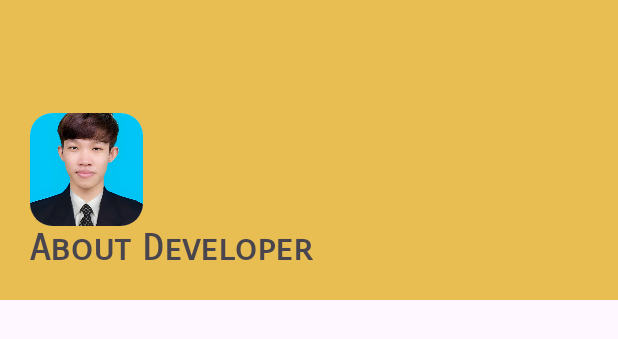
After one commit to KunvengAnn/android_java_Alarm_clock_webview, an Android app: the layout header.xml on its own in the app's theme, with its tools: preview values and no code run, on a phone screen of 412 x 824 dp. The commit adds this screen. Shown: the top 339 px of the screen. Run offline under Robolectric (Android 15) with nearby library versions, the phone set to English and light mode, and no system bars.

Commit message:
secode update

```diff
--- /dev/null
+++ b/app/src/main/res/drawable/about_me.xml
@@ -0,0 +1,5 @@
+<vector android:height="24dp" android:tint="#000000"
+    android:viewportHeight="24" android:viewportWidth="24"
+    android:width="24dp" xmlns:android="http://schemas.android.com/apk/res/android">
+    <path android:fillColor="@android:color/white" android:pathData="M12,2c-4.97,0 -9,4.03 -9,9 0,4.17 2.84,7.67 6.69,8.69L12,22l2.31,-2.31C18.16,18.67 21,15.17 21,11c0,-4.97 -4.03,-9 -9,-9zM12,4c1.66,0 3,1.34 3,3s-1.34,3 -3,3 -3,-1.34 -3,-3 1.34,-3 3,-3zM12,18.3c-2.5,0 -4.71,-1.28 -6,-3.22 0.03,-1.99 4,-3.08 6,-3.08 1.99,0 5.97,1.09 6,3.08 -1.29,1.94 -3.5,3.22 -6,3.22z"/>
+</vector>
--- /dev/null
+++ b/app/src/main/res/drawable/home_icon.xml
@@ -0,0 +1,5 @@
+<vector android:height="24dp" android:tint="#000000"
+    android:viewportHeight="24" android:viewportWidth="24"
+    android:width="24dp" xmlns:android="http://schemas.android.com/apk/res/android">
+    <path android:fillColor="@android:color/white" android:pathData="M10,20v-6h4v6h5v-8h3L12,3 2,12h3v8z"/>
+</vector>
--- /dev/null
+++ b/app/src/main/res/layout/header.xml
@@ -0,0 +1,32 @@
+<?xml version="1.0" encoding="utf-8"?>
+<LinearLayout xmlns:android="http://schemas.android.com/apk/res/android"
+    android:layout_width="match_parent"
+    android:layout_height="200dp"
+    xmlns:app="http://schemas.android.com/apk/res-auto"
+    android:orientation="vertical"
+    android:background="#E8BD51"
+    android:gravity="bottom"
+    android:padding="20dp">
+
+    <androidx.cardview.widget.CardView
+        android:layout_width="75dp"
+        android:layout_height="75dp"
+        app:cardCornerRadius="15dp"
+        app:cardElevation="0dp">
+
+        <ImageView
+            android:layout_width="match_parent"
+            android:layout_height="match_parent"
+            android:src="@drawable/ann"
+            android:scaleType="centerCrop" />
+    </androidx.cardview.widget.CardView>
+
+    <TextView
+        android:layout_width="wrap_content"
+        android:layout_height="wrap_content"
+        android:fontFamily="sans-serif-smallcaps"
+        android:text="About Developer"
+        android:textSize="24sp"
+        android:textStyle="bold" />
+
+</LinearLayout>
--- a/app/src/main/res/values/strings.xml
+++ b/app/src/main/res/values/strings.xml
@@ -1,3 +1,7 @@
 <resources>
-    <string name="app_name">clock_alarm_webview_app</string>
+    <string name="app_name">clock alarm</string>
+
+    <string name="navigation_drawer_open">Open navigation drawer</string>
+    <string name="navigation_drawer_close">Close navigation drawer</string>
+
 </resources>
```
Also changed, not shown: app/src/main/java/com/example/clock_alarm_webview_app/MainActivity.java (+62 -49 lines), app/src/main/java/com/example/clock_alarm_webview_app/WebAppInterface.java (added, +73 -0 lines), app/src/main/res/layout/activity_main.xml (+42 -7 lines), app/src/main/res/menu/main_menu.xml (added, +22 -0 lines), app/src/main/res/drawable/ann.jpg (added), 1 other file.
